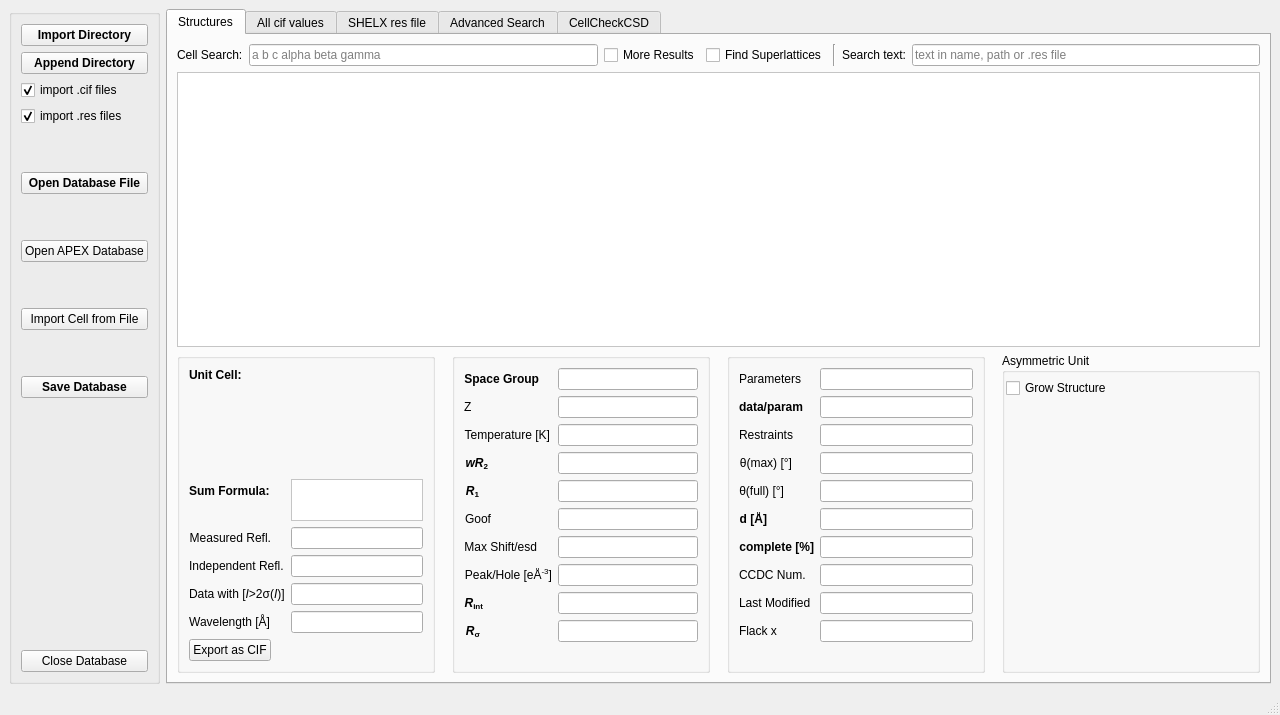
Old version of the form gui/strf_main.ui in the repository dkratzert/StructureFinder.
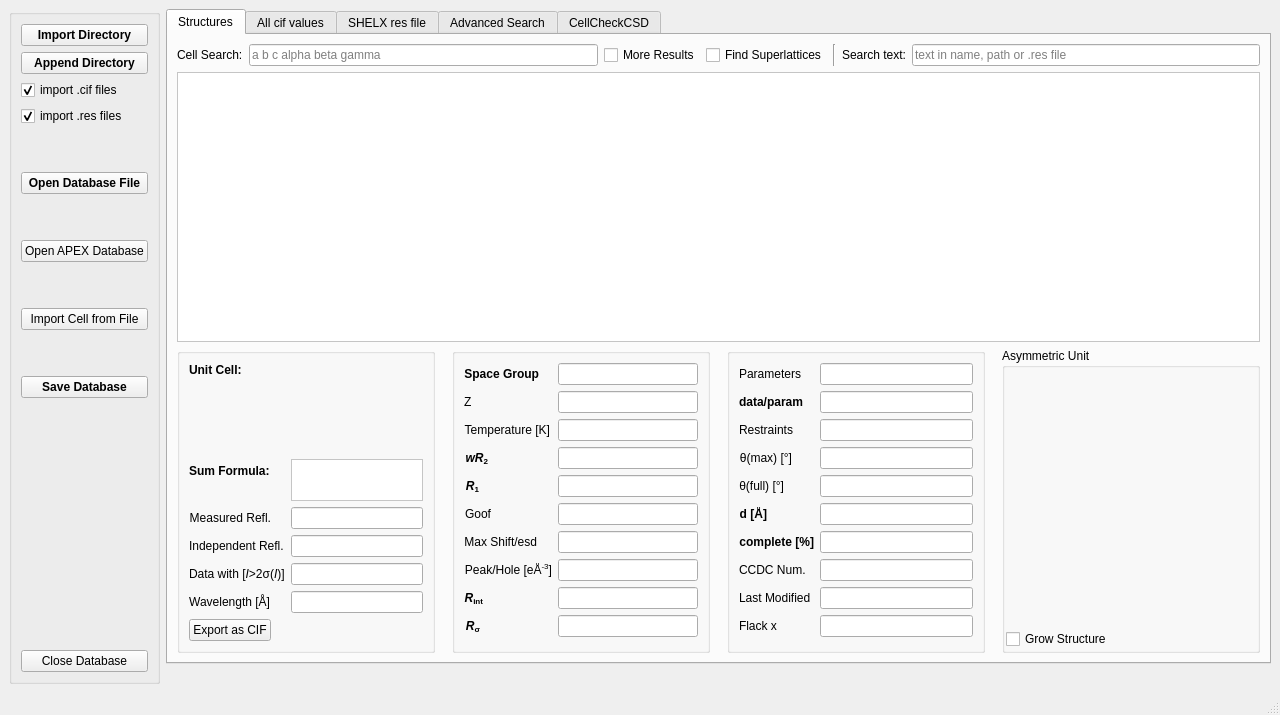
New version of the form. Custom widgets are drawn as their Qt base class.

Diff of the .ui file:
```diff
--- a/gui/strf_main.ui
+++ b/gui/strf_main.ui
@@ -256,6 +256,11 @@
      </widget>
     </item>
     <item>
+     <layout class="QVBoxLayout" name="verticalLayout_6">
+      <property name="rightMargin">
+       <number>0</number>
+      </property>
+      <item>
      <widget class="QTabWidget" name="MaintabWidget">
       <property name="accessibleName">
        <string/>
@@ -582,7 +587,7 @@
                <property name="minimumSize">
                 <size>
                  <width>0</width>
-                 <height>75</height>
+                   <height>70</height>
                 </size>
                </property>
                <property name="baseSize">
@@ -623,11 +628,11 @@
                 <enum>Qt::Vertical</enum>
                </property>
                <property name="sizeType">
-                <enum>QSizePolicy::MinimumExpanding</enum>
+                  <enum>QSizePolicy::Preferred</enum>
                </property>
                <property name="sizeHint" stdset="0">
                 <size>
-                 <width>20</width>
+                   <width>5</width>
                  <height>10</height>
                 </size>
                </property>
@@ -774,7 +779,7 @@
                </item>
               </layout>
              </item>
-             <item>
+               <item alignment="Qt::AlignLeft">
               <widget class="QPushButton" name="ExportAsCIFpushButton">
                <property name="sizePolicy">
                 <sizepolicy hsizetype="Maximum" vsizetype="Fixed">
@@ -835,6 +840,9 @@
              <property name="bottomMargin">
               <number>1</number>
              </property>
+               <item>
+                <widget class="MoleculeWidget" name="render_widget" native="true"/>
+               </item>
              <item>
               <widget class="QCheckBox" name="growCheckBox">
                <property name="text">
@@ -842,9 +850,6 @@
                </property>
               </widget>
              </item>
-             <item>
-              <widget class="QWidget" name="openglview" native="true"/>
-             </item>
             </layout>
            </widget>
           </item>
@@ -1203,6 +1208,48 @@
             <property name="horizontalScrollBarPolicy">
              <enum>Qt::ScrollBarAsNeeded</enum>
             </property>
+              <property name="sizeAdjustPolicy">
+               <enum>QAbstractScrollArea::AdjustIgnored</enum>
+              </property>
+              <property name="autoScroll">
+               <bool>false</bool>
+              </property>
+              <property name="editTriggers">
+               <set>QAbstractItemView::NoEditTriggers</set>
+              </property>
+              <property name="showDropIndicator" stdset="0">
+               <bool>true</bool>
+              </property>
+              <property name="dragDropMode">
+               <enum>QAbstractItemView::DropOnly</enum>
+              </property>
+              <property name="alternatingRowColors">
+               <bool>true</bool>
+              </property>
+              <property name="selectionMode">
+               <enum>QAbstractItemView::SingleSelection</enum>
+              </property>
+              <property name="selectionBehavior">
+               <enum>QAbstractItemView::SelectRows</enum>
+              </property>
+              <property name="textElideMode">
+               <enum>Qt::ElideLeft</enum>
+              </property>
+              <property name="sortingEnabled">
+               <bool>true</bool>
+              </property>
+              <attribute name="horizontalHeaderCascadingSectionResizes">
+               <bool>true</bool>
+              </attribute>
+              <attribute name="horizontalHeaderMinimumSectionSize">
+               <number>100</number>
+              </attribute>
+              <attribute name="horizontalHeaderDefaultSectionSize">
+               <number>150</number>
+              </attribute>
+              <attribute name="horizontalHeaderStretchLastSection">
+               <bool>true</bool>
+              </attribute>
            </widget>
           </item>
          </layout>
@@ -3141,6 +3188,19 @@
       </widget>
      </widget>
     </item>
+      <item>
+       <layout class="QVBoxLayout" name="verticalLayout_9">
+        <item>
+         <widget class="QLabel" name="DatabaseNameDisplayLabel">
+          <property name="text">
+           <string/>
+          </property>
+         </widget>
+        </item>
+       </layout>
+      </item>
+     </layout>
+    </item>
    </layout>
   </widget>
   <widget class="QStatusBar" name="statusbar"/>
@@ -3204,6 +3264,14 @@
    </property>
   </action>
  </widget>
+ <customwidgets>
+  <customwidget>
+   <class>MoleculeWidget</class>
+   <extends>QWidget</extends>
+   <header>displaymol.molecule2D.h</header>
+   <container>1</container>
+  </customwidget>
+ </customwidgets>
  <tabstops>
   <tabstop>importDirButton</tabstop>
   <tabstop>importDatabaseButton</tabstop>
```
Left out of the diff: 5 changed lines with no effect on the pictures. Lines whose indentation alone changed are shown as unchanged.
